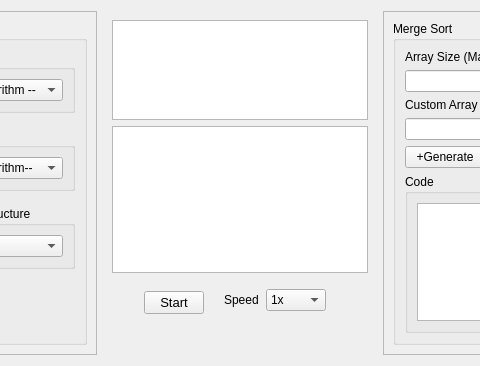
First picture: the form in form.ui, repository Binaya764/DSA-Visualizer, before the edit; both pictures show x 120 to 600 and y 0 to 366 of the 724 by 366 pixel window.
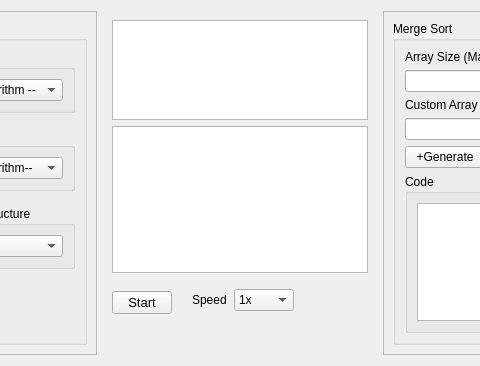
Second picture: the form after the edit.

Diff of the .ui file:
```diff
--- a/form.ui
+++ b/form.ui
@@ -239,19 +239,6 @@
             <property name="bottomMargin">
              <number>30</number>
             </property>
-            <item>
-             <spacer name="horizontalSpacer">
-              <property name="orientation">
-               <enum>Qt::Orientation::Horizontal</enum>
-              </property>
-              <property name="sizeHint" stdset="0">
-               <size>
-                <width>40</width>
-                <height>20</height>
-               </size>
-              </property>
-             </spacer>
-            </item>
             <item alignment="Qt::AlignmentFlag::AlignLeft|Qt::AlignmentFlag::AlignVCenter">
              <widget class="QPushButton" name="Btnstart">
               <property name="maximumSize">
```
